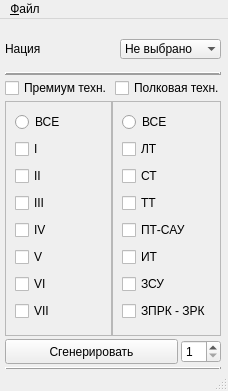
Old version of the form test2/UI/test228.ui in the repository xskak228/PythonProjects.
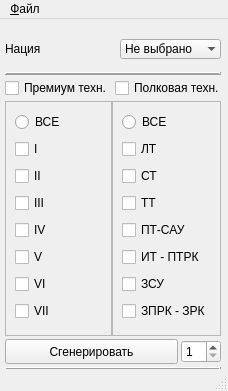
New version of the form.

What changed in the file:
```diff
--- a/test2/UI/test228.ui
+++ b/test2/UI/test228.ui
@@ -376,7 +376,7 @@
               <string notr="true"/>
              </property>
              <property name="text">
-              <string>ИТ</string>
+              <string>ИТ - ПТРК</string>
              </property>
             </widget>
            </item>
```
